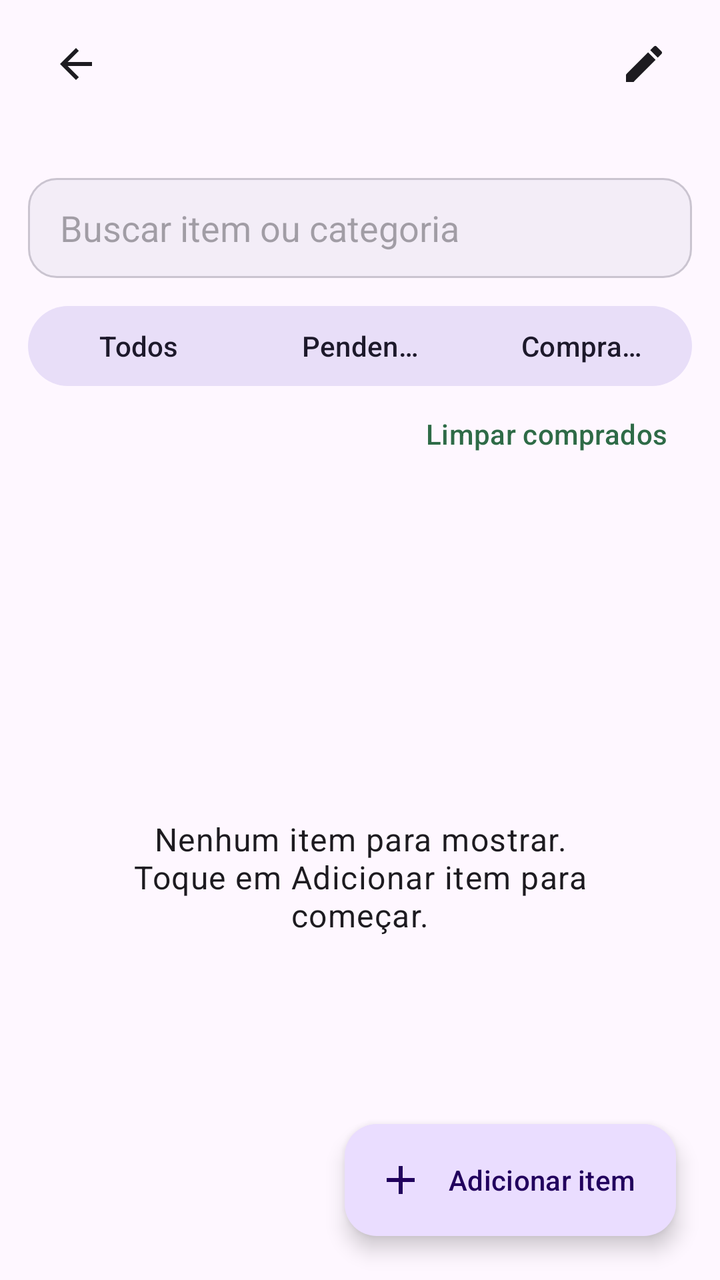
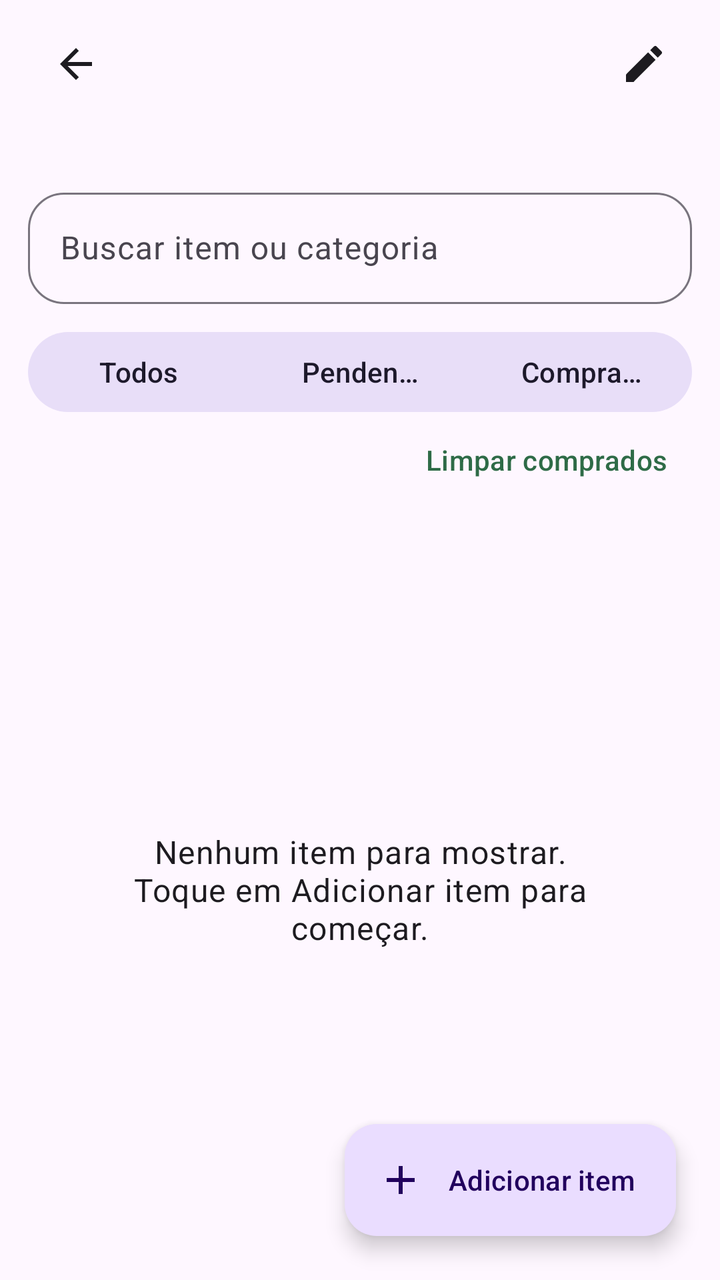

Before-and-after screenshots of an Android layout around one commit, followed by the original layout XML and the change that was made.
<!-- AndroidManifest.xml: application theme Theme.ListaMercado -->
<!-- res/layout/activity_list_detail.xml -->
<?xml version="1.0" encoding="utf-8"?>
<androidx.coordinatorlayout.widget.CoordinatorLayout xmlns:android="http://schemas.android.com/apk/res/android"
    xmlns:app="http://schemas.android.com/apk/res-auto"
    android:layout_width="match_parent"
    android:layout_height="match_parent"
    android:background="?attr/colorSurface">

    <LinearLayout
        android:layout_width="match_parent"
        android:layout_height="match_parent"
        android:orientation="vertical"
        android:paddingStart="14dp"
        android:paddingTop="8dp"
        android:paddingEnd="14dp">

        <LinearLayout
            android:layout_width="match_parent"
            android:layout_height="wrap_content"
            android:gravity="center_vertical"
            android:orientation="horizontal">

            <ImageButton
                android:id="@+id/buttonBack"
                android:layout_width="48dp"
                android:layout_height="48dp"
                android:background="?attr/selectableItemBackgroundBorderless"
                android:contentDescription="Voltar"
                android:padding="12dp"
                android:src="@drawable/ic_back" />

            <TextView
                android:id="@+id/textListTitle"
                android:layout_width="0dp"
                android:layout_height="wrap_content"
                android:layout_weight="1"
                android:maxLines="1"
                android:ellipsize="end"
                android:textAppearance="@style/TextAppearance.Material3.TitleLarge"
                android:textStyle="bold" />

            <ImageButton
                android:id="@+id/buttonRenameList"
                android:layout_width="48dp"
                android:layout_height="48dp"
                android:background="?attr/selectableItemBackgroundBorderless"
                android:contentDescription="Renomear lista"
                android:padding="12dp"
                android:src="@drawable/ic_edit" />
        </LinearLayout>

        <TextView
            android:id="@+id/textListSummary"
            android:layout_width="match_parent"
            android:layout_height="wrap_content"
            android:layout_marginStart="8dp"
            android:layout_marginTop="2dp"
            android:layout_marginEnd="8dp"
            android:textAppearance="@style/TextAppearance.Material3.BodyMedium" />

        <EditText
            android:id="@+id/inputSearchItems"
            android:layout_width="match_parent"
            android:layout_height="50dp"
            android:layout_marginTop="12dp"
            android:background="@drawable/bg_input"
            android:hint="Buscar item ou categoria"
            android:imeOptions="actionDone"
            android:inputType="text"
            android:paddingHorizontal="16dp"
            android:singleLine="true" />

        <com.google.android.material.button.MaterialButtonToggleGroup
            android:id="@+id/groupFilters"
            android:layout_width="match_parent"
            android:layout_height="wrap_content"
            android:layout_marginTop="10dp"
            app:checkedButton="@id/buttonAll"
            app:selectionRequired="true"
            app:singleSelection="true">

            <com.google.android.material.button.MaterialButton
                android:id="@+id/buttonAll"
                style="@style/Widget.Material3.Button.TonalButton"
                android:layout_width="0dp"
                android:layout_height="wrap_content"
                android:layout_weight="1"
                android:text="Todos" />

            <com.google.android.material.button.MaterialButton
                android:id="@+id/buttonPending"
                style="@style/Widget.Material3.Button.TonalButton"
                android:layout_width="0dp"
                android:layout_height="wrap_content"
                android:layout_weight="1"
                android:text="Pendentes" />

            <com.google.android.material.button.MaterialButton
                android:id="@+id/buttonPurchased"
                style="@style/Widget.Material3.Button.TonalButton"
                android:layout_width="0dp"
                android:layout_height="wrap_content"
                android:layout_weight="1"
                android:text="Comprados" />
        </com.google.android.material.button.MaterialButtonToggleGroup>

        <com.google.android.material.button.MaterialButton
            android:id="@+id/buttonClearPurchased"
            style="@style/Widget.Material3.Button.TextButton"
            android:layout_width="wrap_content"
            android:layout_height="wrap_content"
            android:layout_gravity="end"
            android:minHeight="40dp"
            android:text="Limpar comprados" />

        <FrameLayout
            android:layout_width="match_parent"
            android:layout_height="0dp"
            android:layout_weight="1">

            <androidx.recyclerview.widget.RecyclerView
                android:id="@+id/recyclerItems"
                android:layout_width="match_parent"
                android:layout_height="match_parent"
                android:clipToPadding="false"
                android:paddingBottom="96dp" />

            <TextView
                android:id="@+id/textEmptyItems"
                android:layout_width="match_parent"
                android:layout_height="wrap_content"
                android:layout_gravity="center"
                android:gravity="center"
                android:padding="32dp"
                android:text="Nenhum item para mostrar.\nToque em Adicionar item para começar."
                android:textAppearance="@style/TextAppearance.Material3.BodyLarge" />
        </FrameLayout>
    </LinearLayout>

    <com.google.android.material.floatingactionbutton.ExtendedFloatingActionButton
        android:id="@+id/fabAddItem"
        android:layout_width="wrap_content"
        android:layout_height="wrap_content"
        android:layout_gravity="bottom|end"
        android:layout_margin="22dp"
        android:contentDescription="Adicionar item"
        android:text="Adicionar item"
        app:icon="@drawable/ic_add" />
</androidx.coordinatorlayout.widget.CoordinatorLayout>
<!-- resources referenced by this layout -->
<resources>
  <!-- drawable bg_input (drawable) -->
  <?xml version="1.0" encoding="utf-8"?>
  <shape xmlns:android="http://schemas.android.com/apk/res/android" android:shape="rectangle">
      <solid android:color="?attr/colorSurfaceContainer" />
      <corners android:radius="14dp" />
      <stroke android:width="1dp" android:color="?attr/colorOutlineVariant" />
  </shape>
  <!-- drawable ic_add (drawable) -->
  <vector xmlns:android="http://schemas.android.com/apk/res/android" android:width="24dp" android:height="24dp" android:viewportWidth="24" android:viewportHeight="24">
      <path android:fillColor="@android:color/white" android:pathData="M19,13h-6v6h-2v-6H5v-2h6V5h2v6h6v2z" />
  </vector>
  <!-- drawable ic_back (drawable) -->
  <vector xmlns:android="http://schemas.android.com/apk/res/android" android:width="24dp" android:height="24dp" android:viewportWidth="24" android:viewportHeight="24">
      <path android:fillColor="?attr/colorOnSurface" android:pathData="M20,11H7.83l5.59,-5.59L12,4l-8,8 8,8 1.42,-1.41L7.83,13H20v-2z" />
  </vector>
  <!-- drawable ic_edit (drawable) -->
  <vector xmlns:android="http://schemas.android.com/apk/res/android" android:width="24dp" android:height="24dp" android:viewportWidth="24" android:viewportHeight="24">
      <path android:fillColor="?attr/colorOnSurface" android:pathData="M3,17.25V21h3.75L17.81,9.94l-3.75,-3.75L3,17.25zM20.71,7.04c0.39,-0.39 0.39,-1.02 0,-1.41l-2.34,-2.34a0.9959,0.9959 0,0 0,-1.41,0l-1.83,1.83 3.75,3.75 1.83,-1.83z" />
  </vector>
  <style name="Theme.ListaMercado" parent="Theme.Material3.DayNight.NoActionBar">
          <item name="colorPrimary">@color/seed</item>
          <item name="android:navigationBarColor">?attr/colorSurface</item>
          <item name="android:statusBarColor">?attr/colorSurface</item>
          <item name="android:windowLightStatusBar" tools:targetApi="m">true</item>
      </style>
  <color name="seed">#2E6B47</color>
</resources>

<!-- the commit's change to res/layout/activity_list_detail.xml (unified diff, before → after) -->
@@ -1,5 +1,5 @@
 <?xml version="1.0" encoding="utf-8"?>
-<androidx.coordinatorlayout.widget.CoordinatorLayout xmlns:android="http://schemas.android.com/apk/res/android"
+<androidx.coordinatorlayout.widget.CoordinatorLayout android:id="@+id/rootDetail" xmlns:android="http://schemas.android.com/apk/res/android"
     xmlns:app="http://schemas.android.com/apk/res-auto"
     android:layout_width="match_parent"
     android:layout_height="match_parent"
@@ -57,17 +57,25 @@
             android:layout_marginEnd="8dp"
             android:textAppearance="@style/TextAppearance.Material3.BodyMedium" />
 
-        <EditText
-            android:id="@+id/inputSearchItems"
+        <com.google.android.material.textfield.TextInputLayout
+            style="@style/Widget.Material3.TextInputLayout.OutlinedBox"
             android:layout_width="match_parent"
-            android:layout_height="50dp"
-            android:layout_marginTop="12dp"
-            android:background="@drawable/bg_input"
+            android:layout_height="wrap_content"
+            android:layout_marginTop="14dp"
             android:hint="Buscar item ou categoria"
-            android:imeOptions="actionDone"
-            android:inputType="text"
-            android:paddingHorizontal="16dp"
-            android:singleLine="true" />
+            app:boxCornerRadiusBottomEnd="18dp"
+            app:boxCornerRadiusBottomStart="18dp"
+            app:boxCornerRadiusTopEnd="18dp"
+            app:boxCornerRadiusTopStart="18dp">
+
+            <com.google.android.material.textfield.TextInputEditText
+                android:id="@+id/inputSearchItems"
+                android:layout_width="match_parent"
+                android:layout_height="wrap_content"
+                android:imeOptions="actionDone"
+                android:inputType="text"
+                android:maxLines="1" />
+        </com.google.android.material.textfield.TextInputLayout>
 
         <com.google.android.material.button.MaterialButtonToggleGroup
             android:id="@+id/groupFilters"
<!-- resource entries referenced after the edit -->
@@ -1,12 +1,5 @@
 <!-- resources referenced by this layout -->
 <resources>
-  <!-- drawable bg_input (drawable) -->
-  <?xml version="1.0" encoding="utf-8"?>
-  <shape xmlns:android="http://schemas.android.com/apk/res/android" android:shape="rectangle">
-      <solid android:color="?attr/colorSurfaceContainer" />
-      <corners android:radius="14dp" />
-      <stroke android:width="1dp" android:color="?attr/colorOutlineVariant" />
-  </shape>
   <!-- drawable ic_add (drawable) -->
   <vector xmlns:android="http://schemas.android.com/apk/res/android" android:width="24dp" android:height="24dp" android:viewportWidth="24" android:viewportHeight="24">
       <path android:fillColor="@android:color/white" android:pathData="M19,13h-6v6h-2v-6H5v-2h6V5h2v6h6v2z" />
